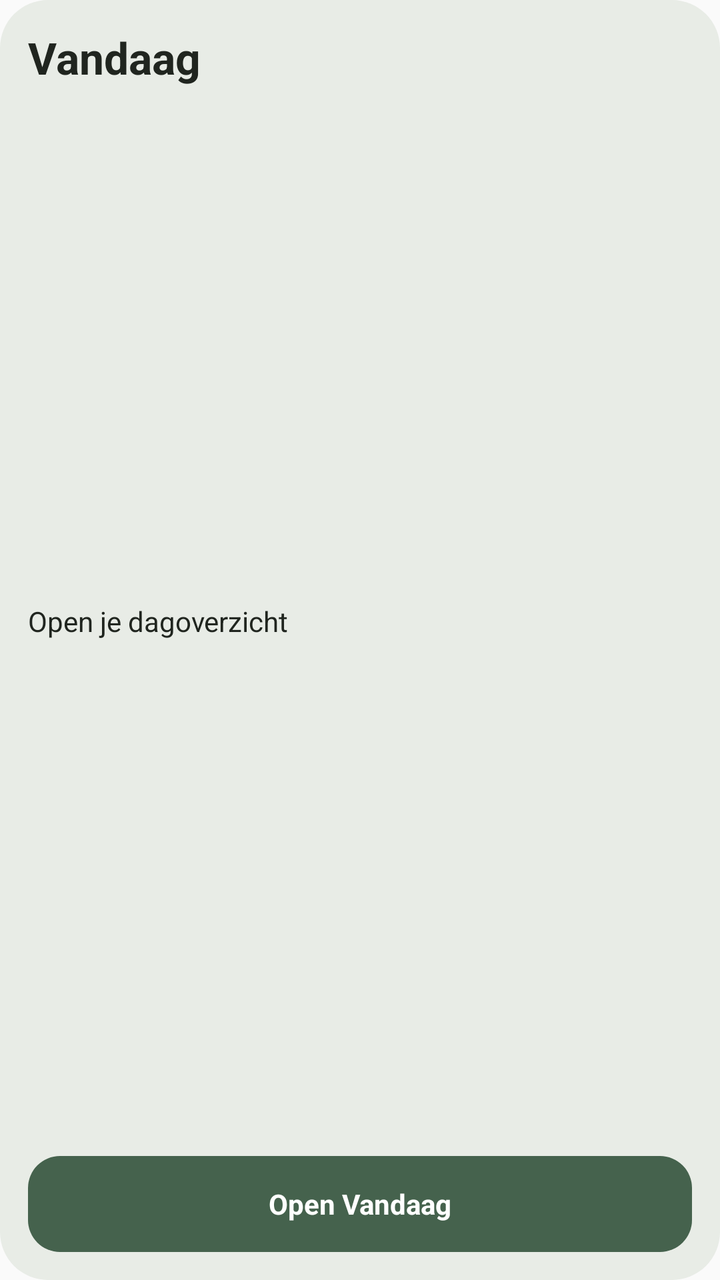
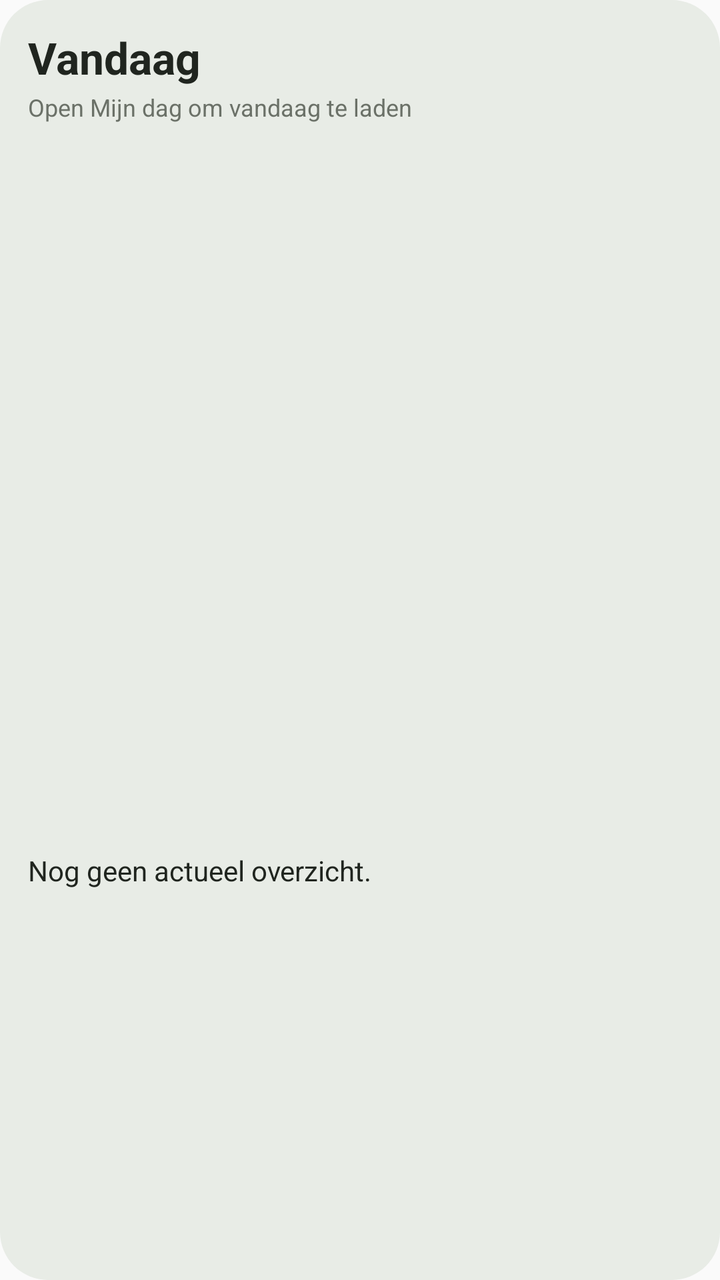

Compare the two renders of this Android layout. The source of the first and the diff that turns it into the second are given below.
<!-- AndroidManifest.xml: application theme AppTheme -->
<!-- res/layout/widget_today.xml -->
<?xml version="1.0" encoding="utf-8"?>
<LinearLayout xmlns:android="http://schemas.android.com/apk/res/android" android:id="@+id/today_root" android:layout_width="match_parent" android:layout_height="match_parent" android:orientation="vertical" android:padding="14dp" android:background="@drawable/widget_bg">
    <TextView android:layout_width="match_parent" android:layout_height="wrap_content" android:text="Vandaag" android:textStyle="bold" android:textSize="22sp" android:textColor="@color/text" />
    <TextView android:layout_width="match_parent" android:layout_height="0dp" android:layout_weight="1" android:text="Open je dagoverzicht" android:textSize="14sp" android:textColor="@color/text" android:gravity="center_vertical" />
    <TextView android:id="@+id/btn_today_open" android:layout_width="match_parent" android:layout_height="48dp" android:gravity="center" android:text="Open Vandaag" android:textColor="@color/white" android:textStyle="bold" android:background="@drawable/button_bg" />
</LinearLayout>
<!-- resources referenced by this layout -->
<resources>
  <color name="text">#20251F</color>
  <color name="white">#FFFFFF</color>
  <!-- drawable button_bg (drawable) -->
  <?xml version="1.0" encoding="utf-8"?>
  <shape xmlns:android="http://schemas.android.com/apk/res/android" android:shape="rectangle">
      <solid android:color="#45624D" />
      <corners android:radius="16dp" />
  </shape>
  <!-- drawable widget_bg (drawable) -->
  <?xml version="1.0" encoding="utf-8"?>
  <shape xmlns:android="http://schemas.android.com/apk/res/android" android:shape="rectangle">
      <solid android:color="#E8ECE6" />
      <corners android:radius="24dp" />
  </shape>
  <style name="AppTheme" parent="android:style/Theme.Material.Light.NoActionBar">
          <item name="android:windowNoTitle">true</item>
      </style>
</resources>

<!-- the commit's change to res/layout/widget_today.xml (unified diff, before → after) -->
@@ -1,6 +1,56 @@
 <?xml version="1.0" encoding="utf-8"?>
-<LinearLayout xmlns:android="http://schemas.android.com/apk/res/android" android:id="@+id/today_root" android:layout_width="match_parent" android:layout_height="match_parent" android:orientation="vertical" android:padding="14dp" android:background="@drawable/widget_bg">
-    <TextView android:layout_width="match_parent" android:layout_height="wrap_content" android:text="Vandaag" android:textStyle="bold" android:textSize="22sp" android:textColor="@color/text" />
-    <TextView android:layout_width="match_parent" android:layout_height="0dp" android:layout_weight="1" android:text="Open je dagoverzicht" android:textSize="14sp" android:textColor="@color/text" android:gravity="center_vertical" />
-    <TextView android:id="@+id/btn_today_open" android:layout_width="match_parent" android:layout_height="48dp" android:gravity="center" android:text="Open Vandaag" android:textColor="@color/white" android:textStyle="bold" android:background="@drawable/button_bg" />
+<LinearLayout xmlns:android="http://schemas.android.com/apk/res/android"
+    android:id="@+id/today_root"
+    android:layout_width="match_parent"
+    android:layout_height="match_parent"
+    android:orientation="vertical"
+    android:padding="14dp"
+    android:background="@drawable/widget_bg">
+
+    <TextView
+        android:layout_width="match_parent"
+        android:layout_height="wrap_content"
+        android:text="Vandaag"
+        android:textStyle="bold"
+        android:textSize="22sp"
+        android:textColor="@color/text" />
+
+    <TextView
+        android:id="@+id/today_subtitle"
+        android:layout_width="match_parent"
+        android:layout_height="wrap_content"
+        android:layout_marginTop="2dp"
+        android:layout_marginBottom="8dp"
+        android:text="Open Mijn dag om vandaag te laden"
+        android:textSize="12sp"
+        android:textColor="#6B7168" />
+
+    <TextView android:id="@+id/today_row_1" style="@style/TodayRow" />
+    <TextView android:id="@+id/today_row_2" style="@style/TodayRow" />
+    <TextView android:id="@+id/today_row_3" style="@style/TodayRow" />
+    <TextView android:id="@+id/today_row_4" style="@style/TodayRow" />
+    <TextView android:id="@+id/today_row_5" style="@style/TodayRow" />
+    <TextView android:id="@+id/today_row_6" style="@style/TodayRow" />
+    <TextView android:id="@+id/today_row_7" style="@style/TodayRow" />
+
+    <TextView
+        android:id="@+id/today_empty"
+        android:layout_width="match_parent"
+        android:layout_height="0dp"
+        android:layout_weight="1"
+        android:gravity="center_vertical"
+        android:text="Nog geen actueel overzicht."
+        android:textSize="14sp"
+        android:textColor="@color/text" />
+
+    <TextView
+        android:id="@+id/today_more"
+        android:layout_width="match_parent"
+        android:layout_height="wrap_content"
+        android:layout_marginTop="5dp"
+        android:text=""
+        android:textSize="12sp"
+        android:textStyle="bold"
+        android:textColor="#45624D"
+        android:visibility="gone" />
 </LinearLayout>
<!-- resource entries referenced after the edit -->
@@ -1,21 +1,27 @@
 <!-- resources referenced by this layout -->
 <resources>
   <color name="text">#20251F</color>
-  <color name="white">#FFFFFF</color>
-  <!-- drawable button_bg (drawable) -->
-  <?xml version="1.0" encoding="utf-8"?>
-  <shape xmlns:android="http://schemas.android.com/apk/res/android" android:shape="rectangle">
-      <solid android:color="#45624D" />
-      <corners android:radius="16dp" />
-  </shape>
   <!-- drawable widget_bg (drawable) -->
   <?xml version="1.0" encoding="utf-8"?>
   <shape xmlns:android="http://schemas.android.com/apk/res/android" android:shape="rectangle">
       <solid android:color="#E8ECE6" />
       <corners android:radius="24dp" />
   </shape>
+  <style name="TodayRow">
+          <item name="android:layout_width">match_parent</item>
+          <item name="android:layout_height">wrap_content</item>
+          <item name="android:minHeight">25dp</item>
+          <item name="android:gravity">center_vertical</item>
+          <item name="android:ellipsize">end</item>
+          <item name="android:maxLines">1</item>
+          <item name="android:textSize">13sp</item>
+          <item name="android:textColor">@color/text</item>
+      </style>
   <style name="AppTheme" parent="android:style/Theme.Material.Light.NoActionBar">
           <item name="android:windowNoTitle">true</item>
+          <item name="android:colorAccent">#45624D</item>
+          <item name="android:navigationBarColor">#F5F5EF</item>
+          <item name="android:statusBarColor">#45624D</item>
       </style>
 </resources>
 
